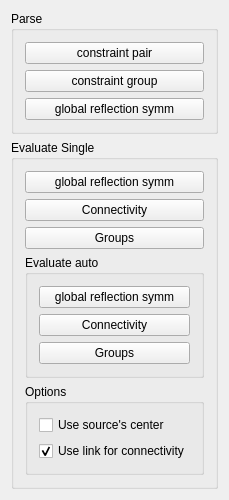
Above: ScorerLib/ScorerWidget.ui from ialhashim/topo-blend before the change. Below: the same form after it.
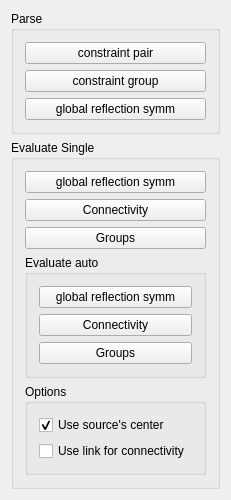
That is the form after the change.

Diff of the .ui file:
```diff
--- a/ScorerLib/ScorerWidget.ui
+++ b/ScorerLib/ScorerWidget.ui
@@ -6,7 +6,7 @@
    <rect>
     <x>0</x>
     <y>0</y>
-    <width>223</width>
+    <width>231</width>
     <height>490</height>
    </rect>
   </property>
@@ -116,7 +116,7 @@
             <string>Use source's center</string>
            </property>
            <property name="checked">
-            <bool>false</bool>
+            <bool>true</bool>
            </property>
           </widget>
          </item>
@@ -126,7 +126,7 @@
             <string>Use link for connectivity</string>
            </property>
            <property name="checked">
-            <bool>true</bool>
+            <bool>false</bool>
            </property>
           </widget>
          </item>
```
